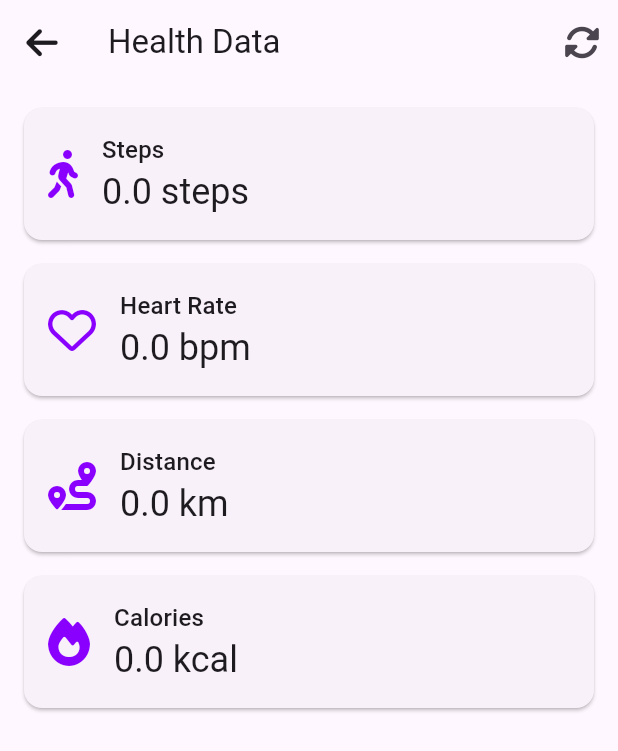
After one commit to arthuRHD/fitcrew, a Flutter app: the HealthScreen screen opened by its route, on a phone screen of 412 x 824 dp. The commit adds this screen. Shown: the top 751 px of the screen. Run offline on Flutter 3.47's test engine with Material 3 defaults, Android fonts, the light colour scheme and no system bars; our stand-ins replace firebase_auth, firebase_core, flutter_riverpod, font_awesome_flutter, go_router, google_sign_in and 1 more; missing offline and left inert: health; accounts and stored records are empty; generated files the repository leaves out were written again; network calls fail; statements that could not run were skipped.

Commit message:
feat: adding health connect

```diff
--- /dev/null
+++ b/lib/providers/health_provider.dart
@@ -0,0 +1,47 @@
+import 'package:flutter_riverpod/flutter_riverpod.dart';
+import 'package:health/health.dart';
+import 'package:permission_handler/permission_handler.dart';
+
+final healthStoreProvider = Provider<Health>((ref) => Health());
+
+final healthServiceProvider = Provider<HealthService>((ref) {
+  return HealthService(healthStore: ref.watch(healthStoreProvider));
+});
+
+final healthDataProvider = FutureProvider<List<HealthDataPoint>>((ref) async {
+  return ref.watch(healthServiceProvider).fetchTodayData();
+});
+
+class HealthService {
+  final Health healthStore;
+  static const types = [
+    HealthDataType.STEPS,
+    HealthDataType.HEART_RATE,
+    HealthDataType.DISTANCE_WALKING_RUNNING,
+    HealthDataType.ACTIVE_ENERGY_BURNED,
+  ];
+
+  HealthService({required this.healthStore});
+
+  Future<bool> requestPermissions() async {
+    if (await Permission.activityRecognition.request().isGranted) {
+      return await healthStore.requestAuthorization(types);
+    }
+    return false;
+  }
+
+  Future<List<HealthDataPoint>> fetchTodayData() async {
+    final now = DateTime.now();
+    final midnight = DateTime(now.year, now.month, now.day);
+
+    try {
+      return await healthStore.getHealthDataFromTypes(
+          types: types,
+          startTime: midnight,
+          endTime: now,
+      );
+    } catch (e) {
+      return [];
+    }
+  }
+}
--- a/lib/router/router.dart
+++ b/lib/router/router.dart
@@ -1,10 +1,10 @@
-import 'package:flutter/material.dart';
 import 'package:flutter_riverpod/flutter_riverpod.dart';
 import 'package:go_router/go_router.dart';
 import '../providers/auth_provider.dart';
 import '../screens/auth/login_screen.dart';
 import '../screens/home/home_screen.dart';
 import '../screens/profile/profile_screen.dart';
+import '../screens/health/health_screen.dart';
 
 final routerProvider = Provider<GoRouter>((ref) {
   final authState = ref.watch(authStateProvider);
@@ -38,6 +38,10 @@ final routerProvider = Provider<GoRouter>((ref) {
         path: '/profile',
         builder: (context, state) => const ProfileScreen(),
       ),
+      GoRoute(
+        path: '/health',
+        builder: (context, state) => const HealthScreen(),
+      ),
     ],
   );
 });
--- /dev/null
+++ b/lib/screens/health/health_screen.dart
@@ -0,0 +1,150 @@
+import 'dart:async';
+
+import 'package:flutter/foundation.dart';
+import 'package:flutter/material.dart';
+import 'package:flutter_riverpod/flutter_riverpod.dart';
+import 'package:go_router/go_router.dart';
+import 'package:font_awesome_flutter/font_awesome_flutter.dart';
+import 'package:health/health.dart';
+import '../../providers/health_provider.dart';
+import '../../theme/colors.dart';
+
+class HealthScreen extends ConsumerWidget {
+  const HealthScreen({super.key});
+
+  @override
+  Widget build(BuildContext context, WidgetRef ref) {
+    final healthData = ref.watch(healthDataProvider);
+
+    return Scaffold(
+      appBar: AppBar(
+        title: const Text('Health Data'),
+        leading: IconButton(
+          icon: const FaIcon(FontAwesomeIcons.arrowLeft),
+          onPressed: () => context.go('/home'),
+        ),
+        actions: [
+          IconButton(
+            icon: const FaIcon(FontAwesomeIcons.rotate),
+            onPressed: () => unawaited(ref.refresh(healthDataProvider.future)),
+          ),
+        ],
+      ),
+      body: healthData.when(
+        loading: () => const Center(child: CircularProgressIndicator()),
+        error: (err, stack) => Center(
+          child: Column(
+            mainAxisAlignment: MainAxisAlignment.center,
+            children: [
+              const FaIcon(
+                FontAwesomeIcons.triangleExclamation,
+                color: AppColors.error,
+                size: 48,
+              ),
+              const SizedBox(height: 16),
+              Text(
+                'Permission required',
+                style: Theme.of(context).textTheme.titleLarge,
+              ),
+              const SizedBox(height: 8),
+              ElevatedButton(
+                onPressed: () async {
+                  final granted = await ref
+                      .read(healthServiceProvider)
+                      .requestPermissions();
+                  if (granted) {
+                    unawaited(ref.refresh(healthDataProvider.future));
+                  }
+                },
+                child: const Text('Grant Access'),
+              ),
+            ],
+          ),
+        ),
+        data: (data) => ListView(
+          padding: const EdgeInsets.all(16),
+          children: [
+            _HealthCard(
+              icon: FontAwesomeIcons.personWalking,
+              title: 'Steps',
+              value: _findLatestValue(data, HealthDataType.STEPS),
+              unit: 'steps',
+            ),
+            _HealthCard(
+              icon: FontAwesomeIcons.heart,
+              title: 'Heart Rate',
+              value: _findLatestValue(data, HealthDataType.HEART_RATE),
+              unit: 'bpm',
+            ),
+            _HealthCard(
+              icon: FontAwesomeIcons.route,
+              title: 'Distance',
+              value: _findLatestValue(data, HealthDataType.DISTANCE_WALKING_RUNNING),
+              unit: 'km',
+            ),
+            _HealthCard(
+              icon: FontAwesomeIcons.fire,
+              title: 'Calories',
+              value: _findLatestValue(data, HealthDataType.ACTIVE_ENERGY_BURNED),
+              unit: 'kcal',
+            ),
+          ],
+        ),
+      ),
+    );
+  }
+
+  double _findLatestValue(List<HealthDataPoint> data, HealthDataType type) {
+    if (kDebugMode) {
+      print(data);
+    }
+    final points = data.where((p) => p.type == type);
+    if (points.isEmpty) return 0;
+    return double.tryParse(points.last.value.toString()) ?? 0;
+  }
+}
+
+class _HealthCard extends StatelessWidget {
+  final IconData icon;
+  final String title;
+  final double value;
+  final String unit;
+
+  const _HealthCard({
+    required this.icon,
+    required this.title,
+    required this.value,
+    required this.unit,
+  });
+
+  @override
+  Widget build(BuildContext context) {
+    return Card(
+      margin: const EdgeInsets.only(bottom: 16),
+      child: Padding(
+        padding: const EdgeInsets.all(16),
+        child: Row(
+          children: [
+            FaIcon(icon, color: AppColors.darkGreen, size: 32),
+            const SizedBox(width: 16),
+            Expanded(
+              child: Column(
+                crossAxisAlignment: CrossAxisAlignment.start,
+                children: [
+                  Text(
+                    title,
+                    style: Theme.of(context).textTheme.titleMedium,
+                  ),
+                  Text(
+                    '$value $unit',
+                    style: Theme.of(context).textTheme.headlineSmall,
+                  ),
+                ],
+              ),
+            ),
+          ],
+        ),
+      ),
+    );
+  }
+}
--- a/lib/screens/home/home_screen.dart
+++ b/lib/screens/home/home_screen.dart
@@ -31,6 +31,10 @@ class HomeScreen extends ConsumerWidget {
           ],
         ),
       ),
+      floatingActionButton: FloatingActionButton(
+        onPressed: () => context.go('/health'),
+        child: const FaIcon(FontAwesomeIcons.heartPulse),
+      ),
     );
   }
 }
--- a/lib/screens/profile/profile_screen.dart
+++ b/lib/screens/profile/profile_screen.dart
@@ -11,7 +11,7 @@ class ProfileScreen extends ConsumerWidget {
   @override
   Widget build(BuildContext context, WidgetRef ref) {
     final user = ref.watch(authStateProvider).valueOrNull;
-    final blankPhotoUrl = 'https://www.gravatar.com/avatar/00000000000000000000000000000000?d=mp';
+    const blankPhotoUrl = 'https://www.gravatar.com/avatar/00000000000000000000000000000000?d=mp';
 
     return Scaffold(
       appBar: AppBar(
--- a/pubspec.yaml
+++ b/pubspec.yaml
@@ -14,6 +14,8 @@ dependencies:
   json_annotation: ^4.8.1
   freezed_annotation: ^2.4.1
   google_sign_in: ^6.2.1
+  health: ^12.0.1
+  permission_handler: ^11.3.0
 
 dev_dependencies:
   flutter_test:
```
Also changed, not shown: pubspec.lock, 8 other files.
